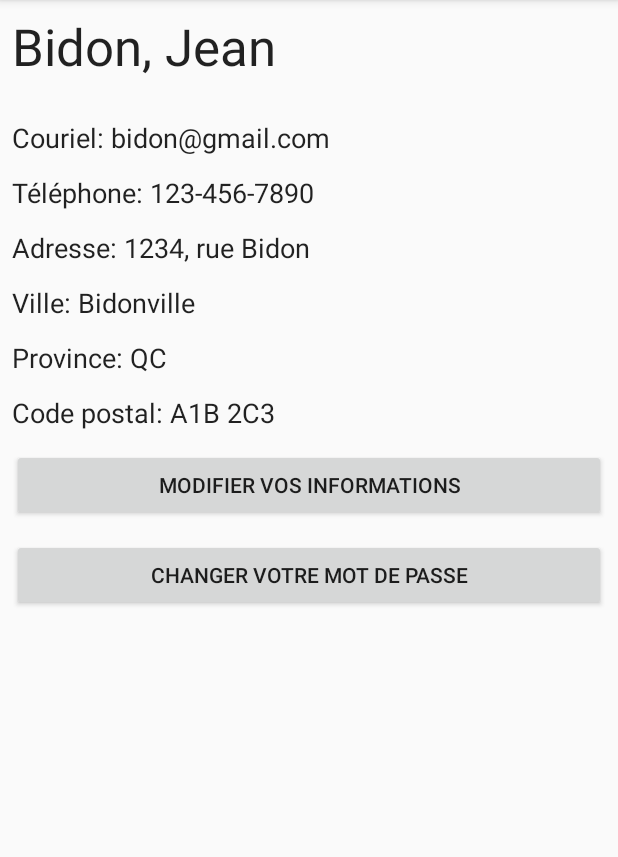
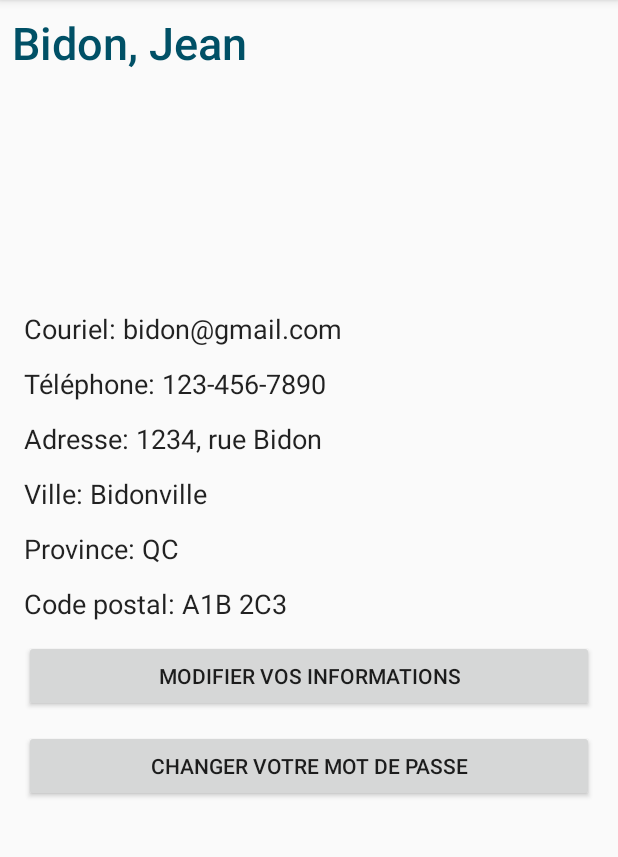
Before and after one commit to Hayen03/Spectacle, an Android app: the fragment ChangerMdpFragment placed in its activity, in the side drawer, after a tap on "Profil", on a phone screen of 412 x 824 dp, the part 84-941 px from its top. Run offline under Robolectric (Android 15) with nearby library versions, the phone set to English and light mode, and no system bars; 1 statement that could not run was skipped.

```diff
--- a/app/src/main/res/layout/activity_nouveau_mdp.xml
+++ b/app/src/main/res/layout/activity_nouveau_mdp.xml
@@ -16,12 +16,14 @@
         android:ems="10"
         android:hint="@string/hint_code_recup"
         android:inputType="number"
+        android:textAppearance="@style/Spectacle.Edit"
         app:layout_constraintEnd_toEndOf="parent"
         app:layout_constraintStart_toStartOf="parent"
         app:layout_constraintTop_toTopOf="parent" />
 
     <Button
         android:id="@+id/renvoyerCodeButton"
+        style="@style/Spectacle.Bouton"
         android:layout_width="0dp"
         android:layout_height="wrap_content"
         android:layout_marginTop="24dp"
@@ -39,6 +41,7 @@
         android:ems="10"
         android:hint="@string/hint_email"
         android:inputType="textEmailAddress"
+        android:textAppearance="@style/Spectacle.Edit"
         app:layout_constraintEnd_toEndOf="@+id/codeEditText"
         app:layout_constraintStart_toStartOf="@+id/codeEditText"
         app:layout_constraintTop_toBottomOf="@+id/renvoyerCodeButton" />
@@ -51,6 +54,7 @@
         android:ems="10"
         android:hint="@string/hint_mdp_new"
         android:inputType="textPassword"
+        android:textAppearance="@style/Spectacle.Edit"
         app:layout_constraintEnd_toEndOf="@+id/emailEditText"
         app:layout_constraintStart_toStartOf="@+id/emailEditText"
         app:layout_constraintTop_toBottomOf="@+id/emailEditText" />
@@ -63,12 +67,14 @@
         android:ems="10"
         android:hint="@string/hint_confirm_mdp"
         android:inputType="textPassword"
+        android:textAppearance="@style/Spectacle.Edit"
         app:layout_constraintEnd_toEndOf="@+id/newMdpEditText"
         app:layout_constraintStart_toStartOf="@+id/newMdpEditText"
         app:layout_constraintTop_toBottomOf="@+id/newMdpEditText" />
 
     <Button
         android:id="@+id/button2"
+        style="@style/Spectacle.Bouton"
         android:layout_width="0dp"
         android:layout_height="wrap_content"
         android:layout_marginTop="16dp"
--- a/app/src/main/res/layout/activity_recuperer_mdp.xml
+++ b/app/src/main/res/layout/activity_recuperer_mdp.xml
@@ -8,6 +8,7 @@
 
     <Button
         android:id="@+id/sendRecupMdpButton"
+        style="@style/Spectacle.Bouton"
         android:layout_width="0dp"
         android:layout_height="wrap_content"
         android:layout_marginEnd="16dp"
@@ -27,9 +28,7 @@
         android:layout_marginStart="16dp"
         android:layout_marginTop="64dp"
         android:text="@string/str_instruction_new_mdp"
-        android:textAlignment="textStart"
-        android:textColor="@android:color/black"
-        android:textSize="18sp"
+        android:textAppearance="@style/Spectacle.Corp"
         app:layout_constraintEnd_toEndOf="parent"
         app:layout_constraintStart_toStartOf="parent"
         app:layout_constraintTop_toTopOf="parent" />
@@ -44,6 +43,7 @@
         android:ems="10"
         android:hint="@string/hint_email"
         android:inputType="textEmailAddress"
+        android:textAppearance="@style/Spectacle.Edit"
         app:layout_constraintEnd_toEndOf="parent"
         app:layout_constraintStart_toStartOf="parent"
         app:layout_constraintTop_toBottomOf="@+id/instructionsRecupMdpTextView" />
--- a/app/src/main/res/layout/fragment_info.xml
+++ b/app/src/main/res/layout/fragment_info.xml
@@ -28,9 +28,7 @@
                 android:layout_width="match_parent"
                 android:layout_height="wrap_content"
                 android:text="@string/str_lorem_ipsum"
-                android:textAlignment="viewStart"
-                android:textColor="@android:color/black"
-                android:textSize="30sp"
+                android:textAppearance="@style/Spectacle.Corp"
                 app:layout_constraintBottom_toBottomOf="parent"
                 app:layout_constraintEnd_toEndOf="parent"
                 app:layout_constraintStart_toStartOf="parent" />
--- a/app/src/main/res/layout/fragment_profil.xml
+++ b/app/src/main/res/layout/fragment_profil.xml
@@ -10,9 +10,11 @@
     <ScrollView
         android:layout_width="0dp"
         android:layout_height="430dp"
-        android:layout_marginEnd="8dp"
-        android:layout_marginStart="8dp"
+        android:layout_marginBottom="16dp"
+        android:layout_marginEnd="16dp"
+        android:layout_marginStart="16dp"
         android:layout_marginTop="8dp"
+        app:layout_constraintBottom_toBottomOf="parent"
         app:layout_constraintEnd_toEndOf="parent"
         app:layout_constraintStart_toStartOf="parent"
         app:layout_constraintTop_toBottomOf="@+id/nomTextView">
@@ -31,8 +33,7 @@
                 android:layout_width="match_parent"
                 android:layout_height="wrap_content"
                 android:text="@string/hint_email"
-                android:textAppearance="@style/TextAppearance.AppCompat.Body1"
-                android:textSize="18sp"
+                android:textAppearance="@style/Spectacle.Corp"
                 tools:layout_editor_absoluteX="119dp"
                 tools:layout_editor_absoluteY="95dp" />
 
@@ -45,8 +46,7 @@
                 android:layout_width="match_parent"
                 android:layout_height="wrap_content"
                 android:text="@string/hint_phone"
-                android:textAppearance="@style/TextAppearance.AppCompat.Body1"
-                android:textSize="18sp" />
+                android:textAppearance="@style/Spectacle.Corp" />
 
             <Space
                 android:layout_width="match_parent"
@@ -57,8 +57,7 @@
                 android:layout_width="match_parent"
                 android:layout_height="wrap_content"
                 android:text="@string/hint_adresse"
-                android:textAppearance="@style/TextAppearance.AppCompat.Body1"
-                android:textSize="18sp" />
+                android:textAppearance="@style/Spectacle.Corp" />
 
             <Space
                 android:layout_width="match_parent"
@@ -69,8 +68,7 @@
                 android:layout_width="match_parent"
                 android:layout_height="wrap_content"
                 android:text="@string/hint_ville"
-                android:textAppearance="@style/TextAppearance.AppCompat.Body1"
-                android:textSize="18sp" />
+                android:textAppearance="@style/Spectacle.Corp" />
 
             <Space
                 android:layout_width="match_parent"
@@ -81,8 +79,7 @@
                 android:layout_width="match_parent"
                 android:layout_height="wrap_content"
                 android:text="@string/hint_province"
-                android:textAppearance="@style/TextAppearance.AppCompat.Body1"
-                android:textSize="18sp" />
+                android:textAppearance="@style/Spectacle.Corp" />
 
             <Space
                 android:layout_width="match_parent"
@@ -93,8 +90,7 @@
                 android:layout_width="match_parent"
                 android:layout_height="wrap_content"
                 android:text="@string/hint_code_postal"
-                android:textAppearance="@style/TextAppearance.AppCompat.Body1"
-                android:textSize="18sp" />
+                android:textAppearance="@style/Spectacle.Corp" />
 
             <Space
                 android:layout_width="match_parent"
@@ -102,6 +98,7 @@
 
             <Button
                 android:id="@+id/modifierInfoButton"
+                style="@style/Spectacle.Bouton"
                 android:layout_width="match_parent"
                 android:layout_height="wrap_content"
                 android:onClick="modifierInfo"
@@ -113,6 +110,7 @@
 
             <Button
                 android:id="@+id/modifierMdpButton"
+                style="@style/Spectacle.Bouton"
                 android:layout_width="match_parent"
                 android:layout_height="wrap_content"
                 android:onClick="modifierMdp"
@@ -133,8 +131,7 @@
         android:layout_marginStart="8dp"
         android:layout_marginTop="8dp"
         android:text="@string/hint_nom"
-        android:textAppearance="@style/TextAppearance.AppCompat.Display1"
-        android:textColor="?android:attr/textColorPrimary"
+        android:textAppearance="@style/Spectacle.Titre"
         app:layout_constraintEnd_toEndOf="parent"
         app:layout_constraintStart_toStartOf="parent"
         app:layout_constraintTop_toTopOf="parent" />
--- a/app/src/main/res/values/styles.xml
+++ b/app/src/main/res/values/styles.xml
@@ -18,4 +18,25 @@
 
     <style name="AppTheme.PopupOverlay" parent="ThemeOverlay.AppCompat.Light" />
 
+    <style name="Spectacle.Titre" parent="@style/Base.TextAppearance.AppCompat.Title" >
+        <item name="android:textSize">30dp</item>
+        <item name="android:textColor">#005066</item>
+    </style>
+    <style name="Spectacle.Titre.Small" parent="Spectacle.Titre">
+        <item name="android:textSize">18dp</item>
+    </style>
+    <style name="Spectacle.Corp" parent="@style/Base.TextAppearance.AppCompat.Body1">
+        <item name="android:textSize">18dp</item>
+    </style>
+    <style name="Spectacle.Edit" parent="@style/Base.TextAppearance.AppCompat.Body1">
+        <item name="android:textSize">18dp</item>
+    </style>
+    <style name="Spectacle.Small" parent="@style/Base.TextAppearance.AppCompat.Body1">
+        <item name="android:textSize">14dp</item>
+        <item name="android:textColor">#666666</item>
+    </style>
+    <style name="Spectacle.Bouton" parent="@style/Widget.AppCompat.Button">
+
+    </style>
+
 </resources>
```
Also changed, not shown: app/src/main/res/layout/activity_inscription.xml (+19 -9 lines), app/src/main/res/layout/activity_login.xml (+6 -3 lines), app/src/main/res/layout/fragment_changer_mdp.xml (+6 -3 lines), app/src/main/res/layout/fragment_modifier_info.xml (+18 -11 lines), app/src/main/res/layout/ticket_layout.xml (+5 -2 lines).
